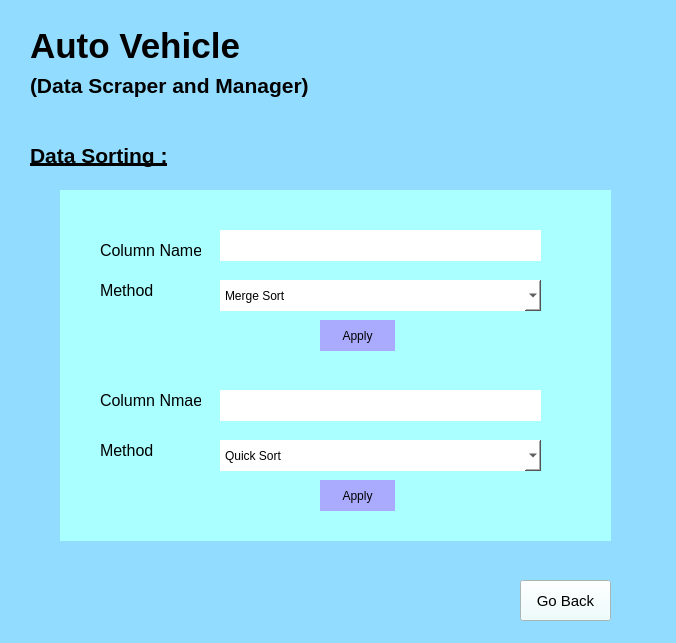
Old version of the form MidTerm Project/GUI/sixth.ui in the repository Muneeb912-cmd/Auto-Vehicle-Data-Scaping-and-Management-.
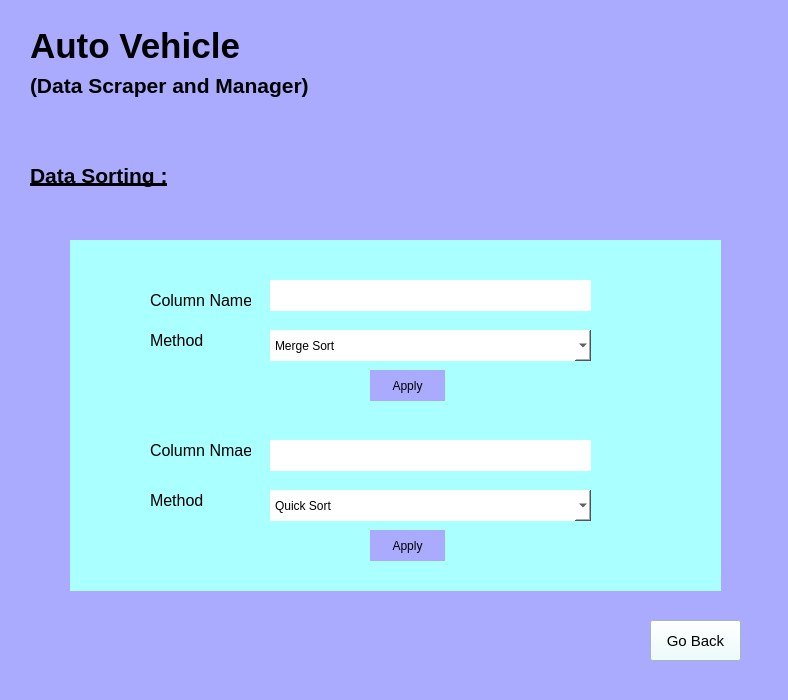
New version of the form. Icons and pictures are not drawn.

The edit to the form file:
```diff
--- a/MidTerm Project/GUI/sixth.ui
+++ b/MidTerm Project/GUI/sixth.ui
@@ -6,15 +6,15 @@
    <rect>
     <x>0</x>
     <y>0</y>
-    <width>676</width>
-    <height>643</height>
+    <width>788</width>
+    <height>700</height>
    </rect>
   </property>
   <property name="windowTitle">
    <string>Form</string>
   </property>
   <property name="styleSheet">
-   <string notr="true">background-color:rgb(146, 221, 255)
+   <string notr="true">background-color:rgb(170, 170, 255)
 </string>
   </property>
   <widget class="QLabel" name="label_2">
@@ -61,7 +61,7 @@
    <property name="geometry">
     <rect>
      <x>30</x>
-     <y>140</y>
+     <y>160</y>
      <width>161</width>
      <height>31</height>
     </rect>
@@ -81,9 +81,9 @@
   <widget class="QFrame" name="frame">
    <property name="geometry">
     <rect>
-     <x>60</x>
-     <y>190</y>
-     <width>551</width>
+     <x>70</x>
+     <y>240</y>
+     <width>651</width>
      <height>351</height>
     </rect>
    </property>
@@ -100,7 +100,7 @@
    <widget class="QComboBox" name="comboBox_2">
     <property name="geometry">
      <rect>
-      <x>160</x>
+      <x>200</x>
       <y>90</y>
       <width>321</width>
       <height>31</height>
@@ -138,7 +138,7 @@
    <widget class="QComboBox" name="comboBox">
     <property name="geometry">
      <rect>
-      <x>160</x>
+      <x>200</x>
       <y>250</y>
       <width>321</width>
       <height>31</height>
@@ -171,7 +171,7 @@
    <widget class="QLabel" name="label_7">
     <property name="geometry">
      <rect>
-      <x>40</x>
+      <x>80</x>
       <y>250</y>
       <width>101</width>
       <height>21</height>
@@ -189,7 +189,7 @@
    <widget class="QLabel" name="label_4">
     <property name="geometry">
      <rect>
-      <x>40</x>
+      <x>80</x>
       <y>50</y>
       <width>101</width>
       <height>21</height>
@@ -207,7 +207,7 @@
    <widget class="QLabel" name="label_5">
     <property name="geometry">
      <rect>
-      <x>40</x>
+      <x>80</x>
       <y>90</y>
       <width>101</width>
       <height>21</height>
@@ -225,7 +225,7 @@
    <widget class="QLabel" name="label_6">
     <property name="geometry">
      <rect>
-      <x>40</x>
+      <x>80</x>
       <y>200</y>
       <width>101</width>
       <height>21</height>
@@ -243,7 +243,7 @@
    <widget class="QLineEdit" name="lineEdit">
     <property name="geometry">
      <rect>
-      <x>160</x>
+      <x>200</x>
       <y>40</y>
       <width>321</width>
       <height>31</height>
@@ -256,7 +256,7 @@
    <widget class="QLineEdit" name="lineEdit_2">
     <property name="geometry">
      <rect>
-      <x>160</x>
+      <x>200</x>
       <y>200</y>
       <width>321</width>
       <height>31</height>
@@ -269,7 +269,7 @@
    <widget class="QPushButton" name="pushButton">
     <property name="geometry">
      <rect>
-      <x>260</x>
+      <x>300</x>
       <y>130</y>
       <width>75</width>
       <height>31</height>
@@ -285,7 +285,7 @@
    <widget class="QPushButton" name="pushButton_2">
     <property name="geometry">
      <rect>
-      <x>260</x>
+      <x>300</x>
       <y>290</y>
       <width>75</width>
       <height>31</height>
@@ -302,8 +302,8 @@
   <widget class="QPushButton" name="pushButton_3">
    <property name="geometry">
     <rect>
-     <x>520</x>
-     <y>580</y>
+     <x>650</x>
+     <y>620</y>
      <width>91</width>
      <height>41</height>
     </rect>
```
Left out of the diff: 24 changed lines with no effect on the pictures.
